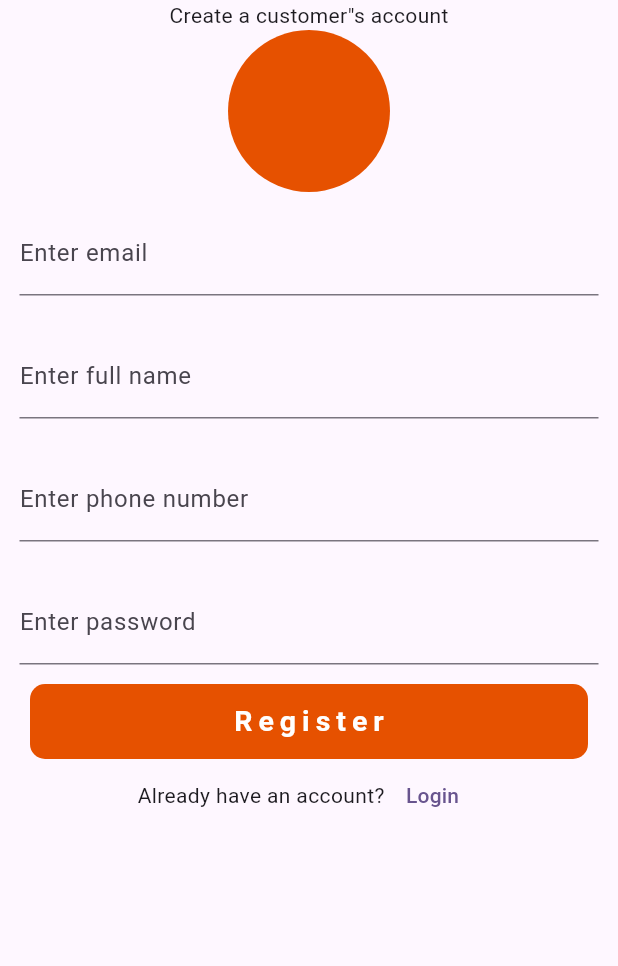
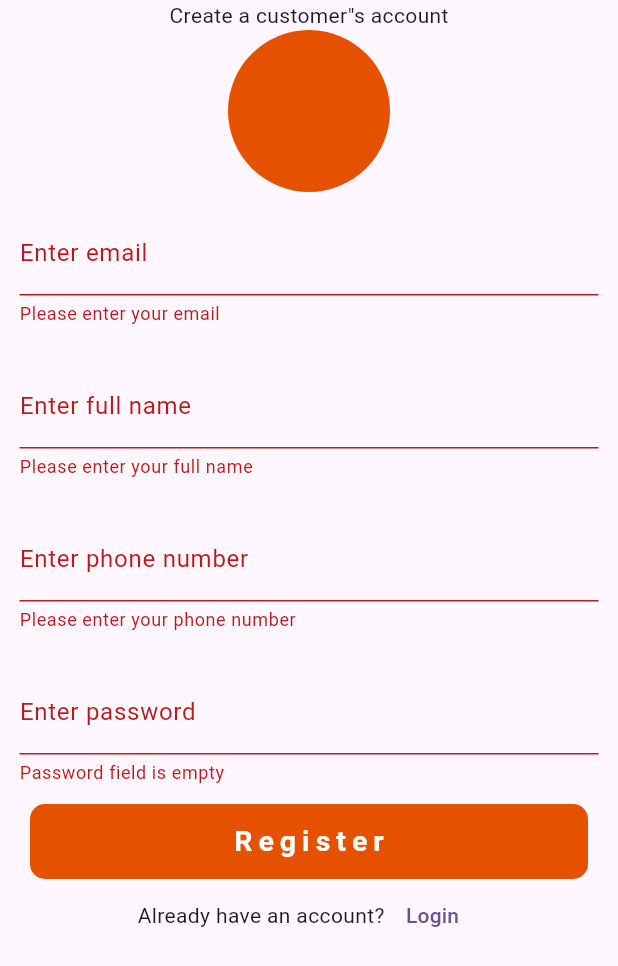
Before and after one commit to kemboy-svg/Eccommerce_app, a Flutter app: the screen it shows after launch, after a tap on "Register", on a phone screen of 412 x 824 dp. Shown: the top 966 px of the screen. Run offline on Flutter 3.47's test engine with Material 2 defaults, Android fonts, the phone set to English and light mode, and no system bars; our stand-ins replace cloud_firestore, firebase_auth, firebase_core, flutter_svg; accounts and stored records are empty; Roboto replaces fonts that are missing (Brand-Bold).

Commit message:
showSnackBar

```diff
--- /dev/null
+++ b/lib/utils/show_SnackBar.dart
@@ -0,0 +1,5 @@
+import 'package:flutter/material.dart';
+
+showSnack(context, String title) {
+  ScaffoldMessenger.of(context).showSnackBar(SnackBar(content: Text(title)));
+}
--- a/lib/views/buyers/auth/register_screen.dart
+++ b/lib/views/buyers/auth/register_screen.dart
@@ -1,4 +1,5 @@
 import 'package:eccommerce_app/controllers/auth_conroller.dart';
+import 'package:eccommerce_app/utils/show_SnackBar.dart';
 import 'package:eccommerce_app/views/buyers/auth/login_screen.dart';
 import 'package:flutter/material.dart';
 
@@ -10,6 +11,8 @@ class RegisterScreen extends StatefulWidget {
 class _RegisterScreenState extends State<RegisterScreen> {
   final AuthController _authController = AuthController();
 
+  final GlobalKey<FormState> _formKey = GlobalKey<FormState>();
+
   late String email;
 
   late String fullname;
@@ -19,13 +22,10 @@ class _RegisterScreenState extends State<RegisterScreen> {
   late String password;
 
   _signupUser() async {
-    String res =
+    if (_formKey.currentState!.validate()) {
       await _authController.SignupUsers(email, fullname, phone, password);
-
-    if (res != 'success') {
-      return res;
     } else {
-      return 'Something went Wrong';
+      print('ooh bad guy');
     }
   }
 
@@ -33,6 +33,8 @@ class _RegisterScreenState extends State<RegisterScreen> {
   Widget build(BuildContext context) {
     return Scaffold(
       body: SingleChildScrollView(
+        child: Form(
+          key: _formKey,
           child: Column(
             mainAxisAlignment: MainAxisAlignment.center,
             children: [
@@ -44,6 +46,13 @@ class _RegisterScreenState extends State<RegisterScreen> {
               Padding(
                 padding: const EdgeInsets.all(13.0),
                 child: TextFormField(
+                  validator: (value) {
+                    if (value!.isEmpty) {
+                      return 'Please enter your email';
+                    } else {
+                      return null;
+                    }
+                  },
                   onChanged: (value) {
                     email = value;
                   },
@@ -55,6 +64,13 @@ class _RegisterScreenState extends State<RegisterScreen> {
               Padding(
                 padding: const EdgeInsets.all(13.0),
                 child: TextFormField(
+                  validator: (value) {
+                    if (value!.isEmpty) {
+                      return 'Please enter your full name';
+                    } else {
+                      return null;
+                    }
+                  },
                   onChanged: (value) {
                     fullname = value;
                   },
@@ -66,6 +82,13 @@ class _RegisterScreenState extends State<RegisterScreen> {
               Padding(
                 padding: const EdgeInsets.all(13.0),
                 child: TextFormField(
+                  validator: (value) {
+                    if (value!.isEmpty) {
+                      return 'Please enter your phone number';
+                    } else {
+                      return null;
+                    }
+                  },
                   onChanged: (value) {
                     phone = value;
                   },
@@ -77,6 +100,14 @@ class _RegisterScreenState extends State<RegisterScreen> {
               Padding(
                 padding: const EdgeInsets.all(13.0),
                 child: TextFormField(
+                  validator: (value) {
+                    if (value!.isEmpty) {
+                      return 'Password field is empty';
+                    } else {
+                      return showSnack(context,
+                          'Please all fields must be filled correctly');
+                    }
+                  },
                   onChanged: (value) {
                     password = value;
                   },
@@ -130,6 +161,7 @@ class _RegisterScreenState extends State<RegisterScreen> {
             ],
           ),
         ),
+      ),
     );
   }
 }
```
Lines whose indentation alone changed are shown as unchanged.
